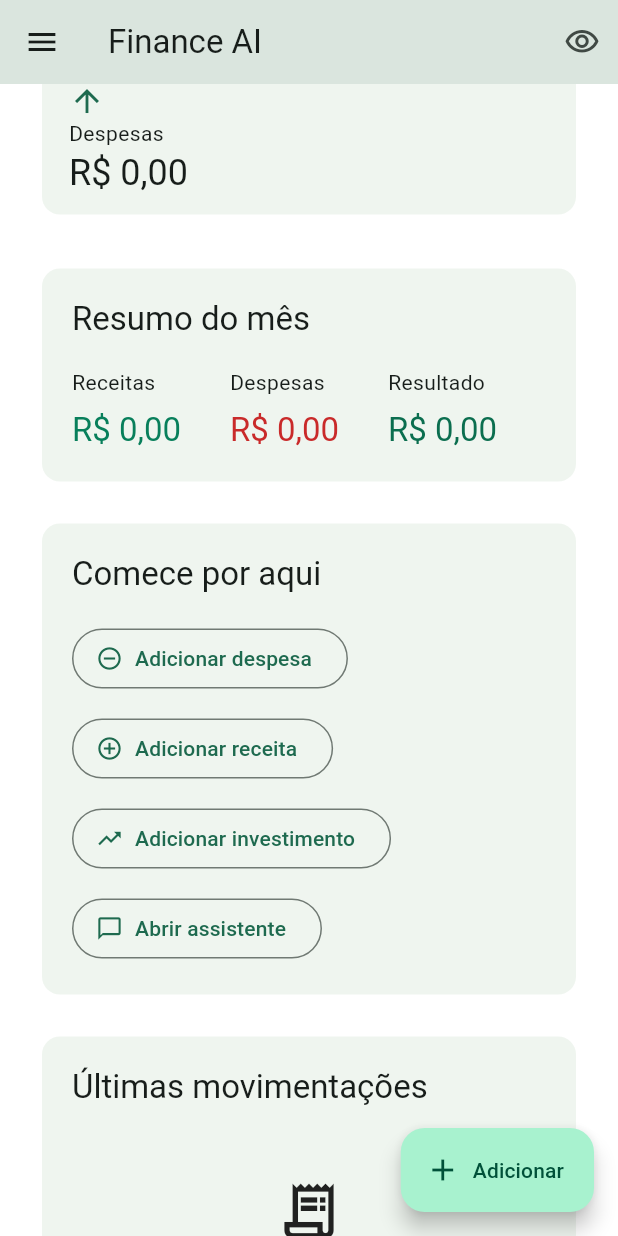
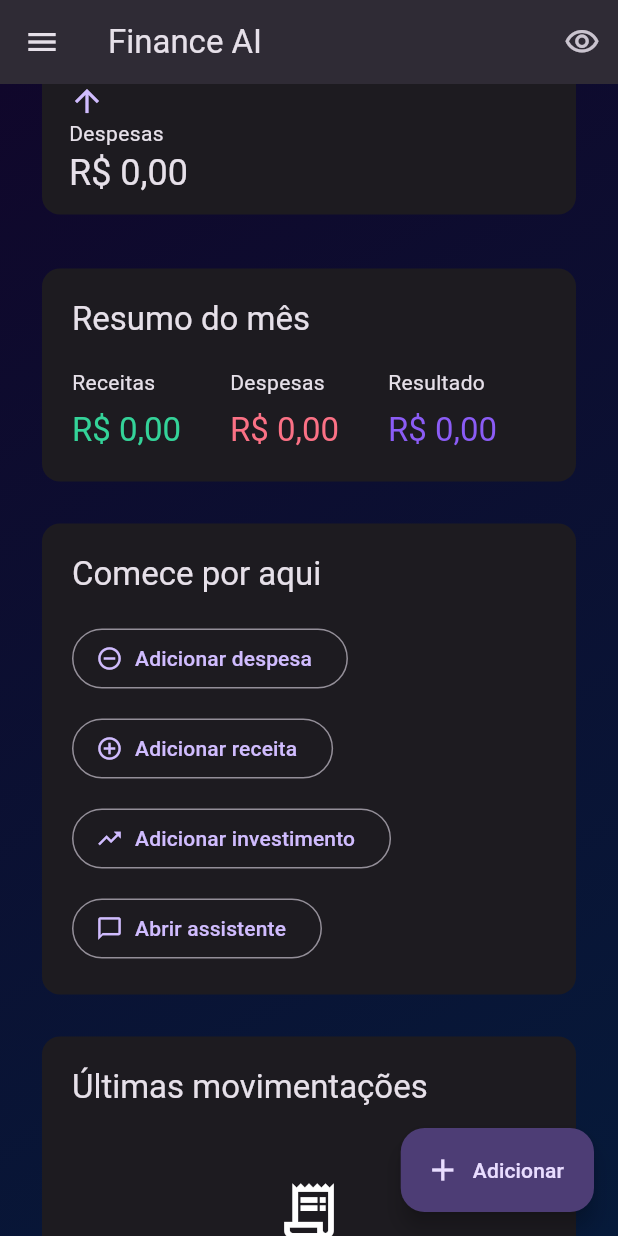
Before and after one commit to ArcanjoDev7/finance-ai, a Flutter app: the screen it shows after launch, scrolled down 576 dp, on a phone screen of 412 x 824 dp. Run offline on Flutter 3.47's test engine with Material 3 defaults, Android fonts, the phone set to English and light mode, and no system bars; our stand-ins replace dio, flutter_riverpod, flutter_secure_storage, go_router.

Commit message:
feat: add galaxy theme and interactive preview actions

```diff
--- a/flutter/lib/app/app.dart
+++ b/flutter/lib/app/app.dart
@@ -12,7 +12,7 @@ class FinanceAiApp extends StatelessWidget {
       debugShowCheckedModeBanner: false,
       theme: AppTheme.light,
       darkTheme: AppTheme.dark,
-      themeMode: ThemeMode.system,
+      themeMode: ThemeMode.dark,
       home: const DashboardPreviewPage(),
     );
   }
--- a/flutter/lib/app/theme/app_theme.dart
+++ b/flutter/lib/app/theme/app_theme.dart
@@ -31,10 +31,12 @@ abstract final class AppTheme {
 }
 
 abstract final class AppColors {
-  static const brand = Color(0xFF0B6E4F);
-  static const positive = Color(0xFF087F5B);
-  static const negative = Color(0xFFC92A2A);
-  static const warning = Color(0xFFF08C00);
+  static const brand = Color(0xFF8B5CF6);
+  static const positive = Color(0xFF34D399);
+  static const negative = Color(0xFFFB7185);
+  static const warning = Color(0xFFFBBF24);
+  static const galaxyStart = Color(0xFF10072B);
+  static const galaxyEnd = Color(0xFF061A3A);
 }
 
 abstract final class AppShadows {
--- a/flutter/lib/features/dashboard/presentation/pages/dashboard_preview_page.dart
+++ b/flutter/lib/features/dashboard/presentation/pages/dashboard_preview_page.dart
@@ -16,7 +16,6 @@ class _DashboardPreviewPageState extends State<DashboardPreviewPage> {
   Widget build(BuildContext context) {
     final width = MediaQuery.sizeOf(context).width;
     final isDesktop = width >= AppBreakpoints.expanded;
-    final color = Theme.of(context).colorScheme;
     final content = _DashboardContent(hideValues: _hideValues, onToggleVisibility: () => setState(() => _hideValues = !_hideValues));
 
     return Scaffold(
@@ -29,14 +28,14 @@ class _DashboardPreviewPageState extends State<DashboardPreviewPage> {
         children: [
           if (isDesktop) const _NavigationRail(),
           Expanded(
-            child: ColoredBox(
-              color: color.surfaceContainerLowest,
+            child: DecoratedBox(
+              decoration: const BoxDecoration(gradient: LinearGradient(colors: [AppColors.galaxyStart, AppColors.galaxyEnd], begin: Alignment.topLeft, end: Alignment.bottomRight)),
               child: SafeArea(child: content),
             ),
           ),
         ],
       ),
-      floatingActionButton: isDesktop ? null : FloatingActionButton.extended(onPressed: () {}, icon: const Icon(Icons.add), label: const Text('Adicionar')),
+      floatingActionButton: isDesktop ? null : FloatingActionButton.extended(onPressed: () => ScaffoldMessenger.of(context).showSnackBar(const SnackBar(content: Text('Formulário de movimentação em breve'))), icon: const Icon(Icons.add), label: const Text('Adicionar')),
     );
   }
 }
@@ -90,7 +89,7 @@ class _MetricGrid extends StatelessWidget {
 
 class _PreviewPanel extends StatelessWidget { const _PreviewPanel({required this.title, required this.child}); final String title; final Widget child; @override Widget build(BuildContext context) => Card(child: Padding(padding: const EdgeInsets.all(20), child: Column(crossAxisAlignment: CrossAxisAlignment.start, children: [Text(title, style: Theme.of(context).textTheme.titleLarge), const SizedBox(height: 18), child]))); }
 class _SummaryRow extends StatelessWidget { const _SummaryRow({required this.label, required this.color, required this.value}); final String label, value; final Color color; @override Widget build(BuildContext context) => Column(crossAxisAlignment: CrossAxisAlignment.start, children: [Text(label), const SizedBox(height: 8), Text(value, style: Theme.of(context).textTheme.titleLarge?.copyWith(color: color))]); }
-class _QuickAction extends StatelessWidget { const _QuickAction({required this.icon, required this.label}); final IconData icon; final String label; @override Widget build(BuildContext context) => OutlinedButton.icon(onPressed: () {}, icon: Icon(icon), label: Text(label)); }
+class _QuickAction extends StatelessWidget { const _QuickAction({required this.icon, required this.label}); final IconData icon; final String label; @override Widget build(BuildContext context) => OutlinedButton.icon(onPressed: () => ScaffoldMessenger.of(context).showSnackBar(SnackBar(content: Text('$label selecionado'))), icon: Icon(icon), label: Text(label)); }
 class _EmptyState extends StatelessWidget { const _EmptyState({required this.icon, required this.text}); final IconData icon; final String text; @override Widget build(BuildContext context) => Center(child: Padding(padding: const EdgeInsets.all(28), child: Column(children: [Icon(icon, size: 44), const SizedBox(height: 12), Text(text, textAlign: TextAlign.center)]))); }
-class _NavigationRail extends StatelessWidget { const _NavigationRail(); @override Widget build(BuildContext context) => NavigationRail(selectedIndex: 0, labelType: NavigationRailLabelType.all, destinations: const [NavigationRailDestination(icon: Icon(Icons.grid_view_outlined), selectedIcon: Icon(Icons.grid_view), label: Text('Início')), NavigationRailDestination(icon: Icon(Icons.receipt_long_outlined), label: Text('Transações')), NavigationRailDestination(icon: Icon(Icons.trending_up), label: Text('Investimentos')), NavigationRailDestination(icon: Icon(Icons.chat_bubble_outline), label: Text('Assistente')), NavigationRailDestination(icon: Icon(Icons.settings_outlined), label: Text('Ajustes'))]); }
+class _NavigationRail extends StatelessWidget { const _NavigationRail(); @override Widget build(BuildContext context) => NavigationRail(selectedIndex: 0, onDestinationSelected: (index) => ScaffoldMessenger.of(context).showSnackBar(SnackBar(content: Text(['Início', 'Transações', 'Investimentos', 'Assistente', 'Ajustes'][index]))), labelType: NavigationRailLabelType.all, destinations: const [NavigationRailDestination(icon: Icon(Icons.grid_view_outlined), selectedIcon: Icon(Icons.grid_view), label: Text('Início')), NavigationRailDestination(icon: Icon(Icons.receipt_long_outlined), label: Text('Transações')), NavigationRailDestination(icon: Icon(Icons.trending_up), label: Text('Investimentos')), NavigationRailDestination(icon: Icon(Icons.chat_bubble_outline), label: Text('Assistente')), NavigationRailDestination(icon: Icon(Icons.settings_outlined), label: Text('Ajustes'))]); }
 class _NavigationDrawer extends StatelessWidget { const _NavigationDrawer(); @override Widget build(BuildContext context) => const NavigationDrawer(children: [DrawerHeader(child: Text('Finance AI')), NavigationDrawerDestination(icon: Icon(Icons.grid_view_outlined), label: Text('Início')), NavigationDrawerDestination(icon: Icon(Icons.receipt_long_outlined), label: Text('Transações')), NavigationDrawerDestination(icon: Icon(Icons.settings_outlined), label: Text('Ajustes'))]); }
```
